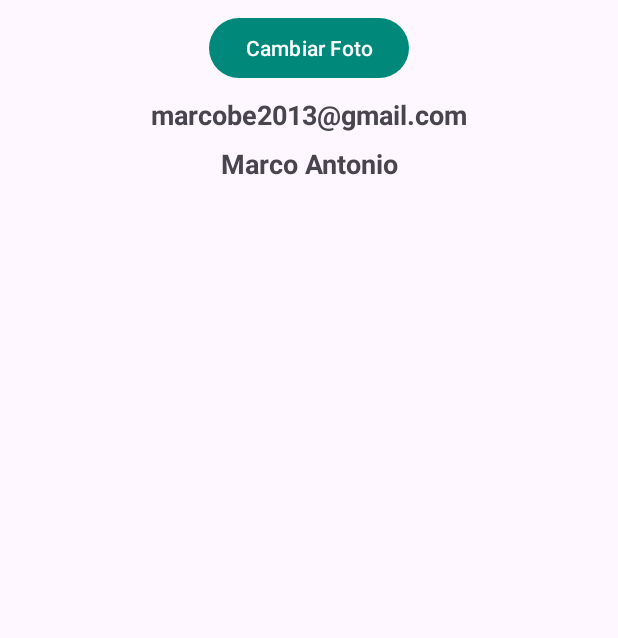
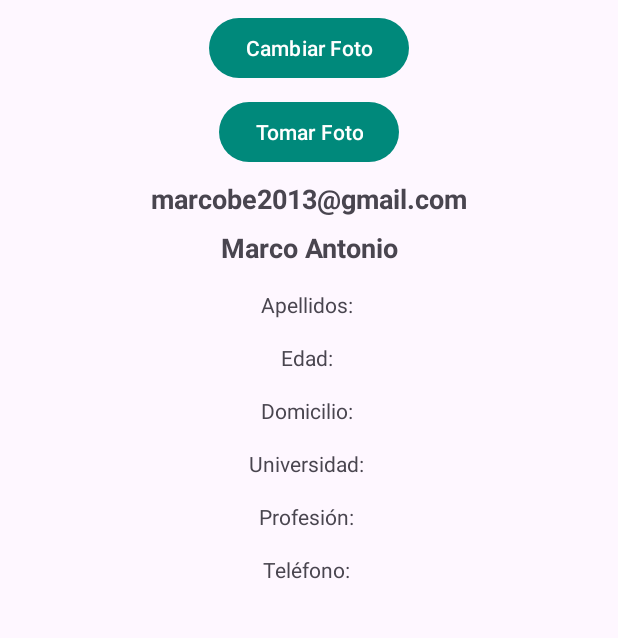
Before and after one commit to Jhosep2022/AgendaApp, an Android app: the PerfilUsuario screen opened directly, with no data from a screen before it, on a phone screen of 412 x 824 dp, the part 270-908 px from its top. Run offline under Robolectric (Android 15) with nearby library versions, the phone set to English and light mode, and no system bars; our stand-ins replace Firebase (no records; nobody signed in at launch, a user with empty details on screens opened directly).

Commit message:
proyecto culminado

```diff
--- a/app/src/main/res/layout/activity_perfil_usuario.xml
+++ b/app/src/main/res/layout/activity_perfil_usuario.xml
@@ -24,7 +24,6 @@
         android:layout_height="100dp"
         android:layout_marginTop="16dp"
         android:layout_marginBottom="8dp"
-        android:layout_gravity="center"
         android:src="@drawable/ic_launcher_foreground"
         app:layout_constraintTop_toBottomOf="@id/toolbar"
         app:layout_constraintStart_toStartOf="parent"
@@ -41,6 +40,16 @@
         app:layout_constraintEnd_toEndOf="parent"
         android:layout_marginTop="8dp" />
 
+    <Button
+        android:id="@+id/btnTomarFoto"
+        android:layout_width="wrap_content"
+        android:layout_height="wrap_content"
+        android:text="Tomar Foto"
+        app:layout_constraintTop_toBottomOf="@id/btnCambiarFoto"
+        app:layout_constraintStart_toStartOf="parent"
+        app:layout_constraintEnd_toEndOf="parent"
+        android:layout_marginTop="8dp" />
+
     <TextView
         android:id="@+id/correoTextView"
         android:layout_width="wrap_content"
@@ -48,7 +57,7 @@
         android:text="marcobe2013@gmail.com"
         android:textSize="18sp"
         android:textStyle="bold"
-        app:layout_constraintTop_toBottomOf="@id/btnCambiarFoto"
+        app:layout_constraintTop_toBottomOf="@id/btnTomarFoto"
         app:layout_constraintStart_toStartOf="parent"
         app:layout_constraintEnd_toEndOf="parent"
         android:layout_marginTop="8dp" />
@@ -65,5 +74,64 @@
         app:layout_constraintEnd_toEndOf="parent"
         android:layout_marginTop="8dp" />
 
+    <TextView
+        android:id="@+id/apellidosTextView"
+        android:layout_width="wrap_content"
+        android:layout_height="wrap_content"
+        android:text="Apellidos: "
+        app:layout_constraintTop_toBottomOf="@id/nombreTextView"
+        app:layout_constraintStart_toStartOf="parent"
+        app:layout_constraintEnd_toEndOf="parent"
+        android:layout_margin="16dp" />
+
+    <TextView
+        android:id="@+id/edadTextView"
+        android:layout_width="wrap_content"
+        android:layout_height="wrap_content"
+        android:text="Edad: "
+        app:layout_constraintTop_toBottomOf="@id/apellidosTextView"
+        app:layout_constraintStart_toStartOf="parent"
+        app:layout_constraintEnd_toEndOf="parent"
+        android:layout_margin="16dp" />
+
+    <TextView
+        android:id="@+id/domicilioTextView"
+        android:layout_width="wrap_content"
+        android:layout_height="wrap_content"
+        android:text="Domicilio: "
+        app:layout_constraintTop_toBottomOf="@id/edadTextView"
+        app:layout_constraintStart_toStartOf="parent"
+        app:layout_constraintEnd_toEndOf="parent"
+        android:layout_margin="16dp" />
+
+    <TextView
+        android:id="@+id/universidadTextView"
+        android:layout_width="wrap_content"
+        android:layout_height="wrap_content"
+        android:text="Universidad: "
+        app:layout_constraintTop_toBottomOf="@id/domicilioTextView"
+        app:layout_constraintStart_toStartOf="parent"
+        app:layout_constraintEnd_toEndOf="parent"
+        android:layout_margin="16dp" />
+
+    <TextView
+        android:id="@+id/profesionTextView"
+        android:layout_width="wrap_content"
+        android:layout_height="wrap_content"
+        android:text="Profesión: "
+        app:layout_constraintTop_toBottomOf="@id/universidadTextView"
+        app:layout_constraintStart_toStartOf="parent"
+        app:layout_constraintEnd_toEndOf="parent"
+        android:layout_margin="16dp" />
+
+    <TextView
+        android:id="@+id/telefonoTextView"
+        android:layout_width="wrap_content"
+        android:layout_height="wrap_content"
+        android:text="Teléfono: "
+        app:layout_constraintTop_toBottomOf="@id/profesionTextView"
+        app:layout_constraintStart_toStartOf="parent"
+        app:layout_constraintEnd_toEndOf="parent"
+        android:layout_margin="16dp" />
 
 </androidx.constraintlayout.widget.ConstraintLayout>
--- a/app/src/main/res/layout/dialog_acerca_de.xml
+++ b/app/src/main/res/layout/dialog_acerca_de.xml
@@ -16,14 +16,14 @@
     <TextView
         android:layout_width="wrap_content"
         android:layout_height="wrap_content"
-        android:text="Desarrollado por: Marco Barón Effio"
+        android:text="Desarrollado por: JHON MAX ESPAÑA HUARACA"
         android:textSize="18sp"
         android:layout_marginTop="8dp" />
 
     <TextView
         android:layout_width="wrap_content"
         android:layout_height="wrap_content"
-        android:text="Soporte: marco@gmail.com"
+        android:text="Soporte: espanahuaracajhoncito@gmail.com"
         android:textSize="16sp"
         android:layout_marginTop="4dp" />
 
```
Also changed, not shown: app/build.gradle.kts (+5 -5 lines), app/src/main/AndroidManifest.xml (+5 -2 lines), app/src/main/java/com/example/agenda_online/PerfilUsuario.java (+75 -16 lines), app/src/main/res/layout/activity_ver_tareas_importantes.xml (+5 -3 lines).
